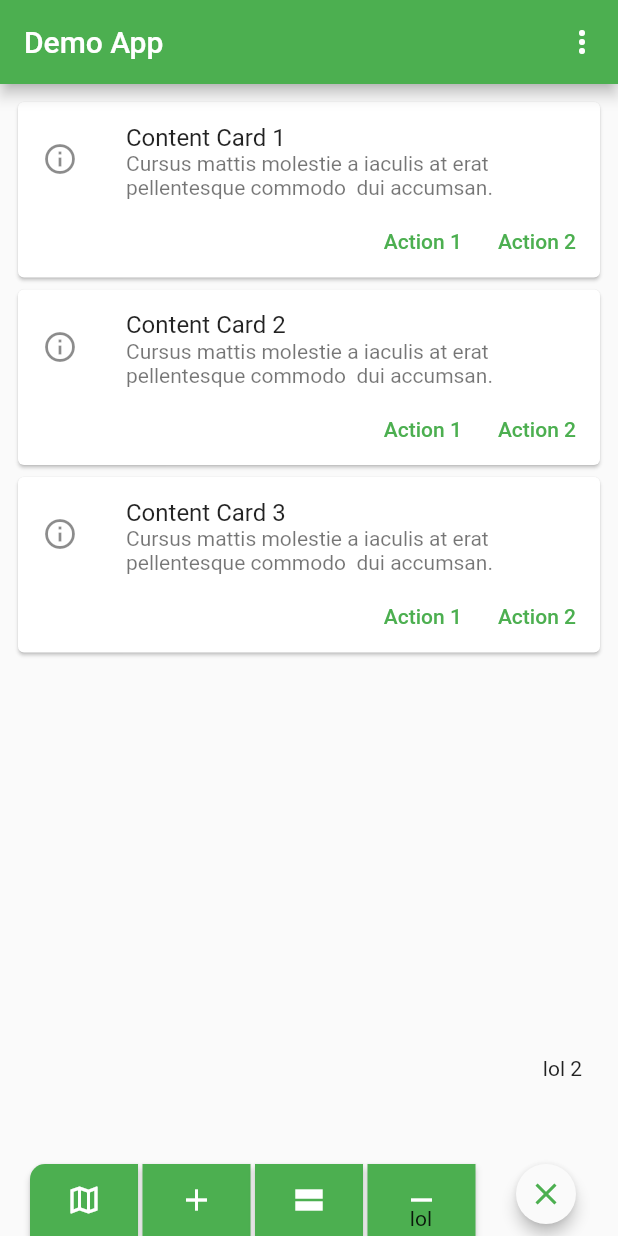
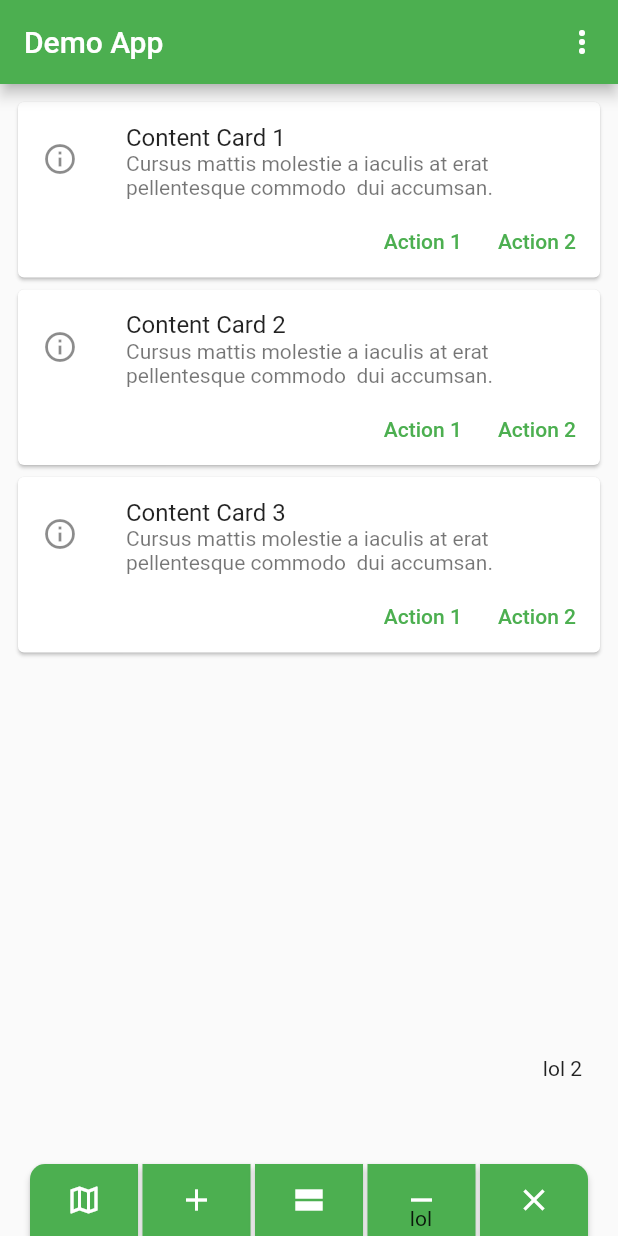
Before and after one commit to underwhelmingToaster/button_navigation_bar, a Flutter app: the screen it shows after launch, item 2 of the bottom bar chosen, after a tap on the "close" icon, on a phone screen of 412 x 824 dp. Run offline on Flutter 3.47's test engine with Material 2 defaults, Android fonts, the light colour scheme and no system bars.

Commit message:
implemented correct handling for collapse button

```diff
--- a/lib/button_navigation_bar.dart
+++ b/lib/button_navigation_bar.dart
@@ -73,6 +73,7 @@ class _ButtonNavigationBarState extends State<ButtonNavigationBar> {
 /// [color] sets the color of the button. Buttons in the same menu can have different colors.
 /// [height] and [width] set the dimensions of the button. If left emtpy, height is 48 and with 72.
 /// [onPressed] sets the action of the button when pressed.
+/// [collapseButton] allows to customize the button which collapses the expanded buttons again.
 
 class ButtonNavigationItem {
   final String? label;
@@ -82,6 +83,7 @@ class ButtonNavigationItem {
   final double width;
   final VoidCallback? onPressed;
   final List<ButtonNavigationExpandable>? children;
+  final ButtonNavigationItem? collapseButton;
 
   ButtonNavigationItem({
     this.label,
@@ -90,7 +92,9 @@ class ButtonNavigationItem {
     this.height = 48,
     this.width = 72,
     required this.onPressed,
-  }) : children = null;
+  }) :
+    children = null,
+    collapseButton = null;
 
   ButtonNavigationItem.expandable({
     this.label,
@@ -99,6 +103,7 @@ class ButtonNavigationItem {
     this.height = 48,
     this.width = 72,
     required this.children,
+    this.collapseButton
   }) : onPressed = null;
 }
 
--- a/lib/src/animation_controller.dart
+++ b/lib/src/animation_controller.dart
@@ -77,7 +77,8 @@ class _ExpandableRowChildButtonState extends State<ExpandableRowChildButton>
         alignment: Alignment.bottomRight,
         clipBehavior: Clip.none,
         children: [
-          _buildTapToCloseFab(),
+          _buildTapToCloseFab(widget.item, widget.position, widget.navBarLength,
+              widget.borderRadius),
           ..._buildExpandingActionButtons(),
           _buildTapToOpenFab(widget.item, widget.position, widget.navBarLength,
               widget.borderRadius),
@@ -86,28 +87,12 @@ class _ExpandableRowChildButtonState extends State<ExpandableRowChildButton>
     );
   }
 
-  Widget _buildTapToCloseFab() {
-    return SizedBox(
-      width: 56.0,
-      height: 56.0,
-      child: Center(
-        child: Material(
-          shape: const CircleBorder(),
-          clipBehavior: Clip.antiAlias,
-          elevation: 4.0,
-          child: InkWell(
-            onTap: _toggle,
-            child: Padding(
-              padding: const EdgeInsets.all(8.0),
-              child: Icon(
-                Icons.close,
-                color: Theme.of(context).primaryColor,
-              ),
-            ),
-          ),
-        ),
-      ),
-    );
+  Widget _buildTapToCloseFab(ButtonNavigationItem item, int position, int navBarLength, BorderRadius borderRadius) {
+    ButtonNavigationItem? collapseButton = item.collapseButton;
+    if(collapseButton == null) {
+      collapseButton = new ButtonNavigationItem(onPressed: _toggle, icon: Icons.close); // Defining the default collapse button
+    }
+    return NavBarBuilder().buildRowChildButton(collapseButton, position, navBarLength, borderRadius);
   }
 
   /// Builds the Buttons that are displayed when the [ButtonNavigationItem.expandable] gets clicked.
```
